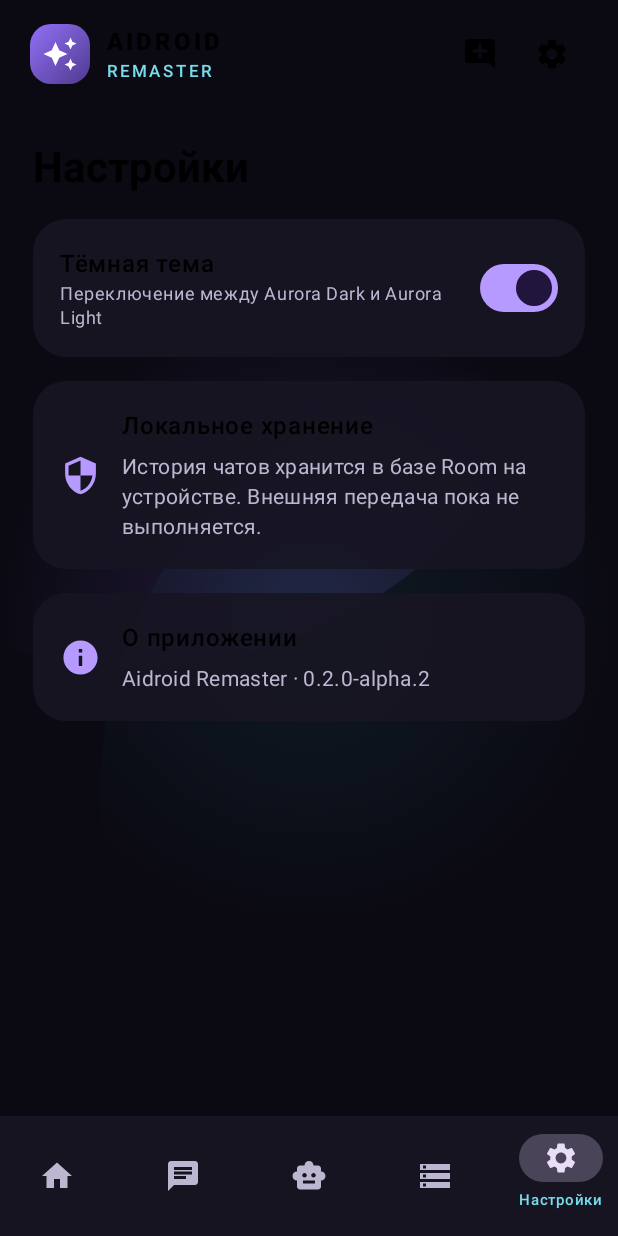
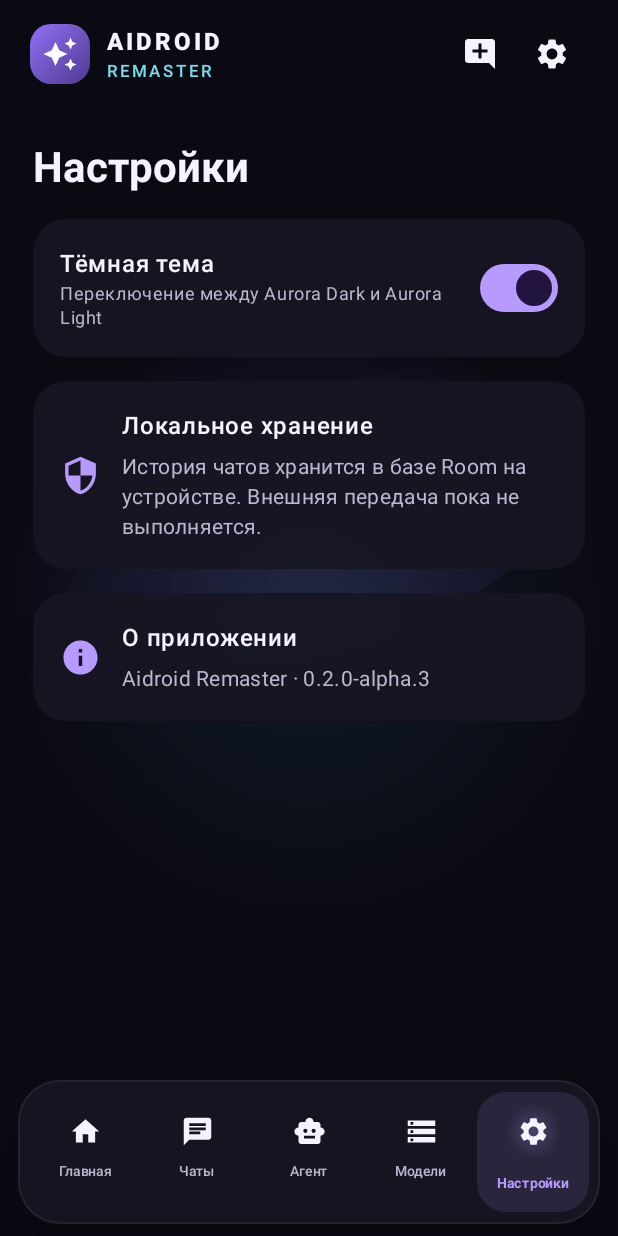
Before and after one commit to nikolenkonotc-oss/AidroidRemaster, an Android app built with Jetpack Compose: the screen it shows after launch (MainActivity), after a tap on "Настройки", on a phone screen of 412 x 824 dp. Run offline under Robolectric (Android 15) with nearby library versions, the phone set to English and light mode, and no system bars; our stand-ins replace Room's generated code; 3 statements that could not run were skipped; 2 other taps on this screen came first.

Commit message:
feat: refresh aurora themes and animated navigation

```diff
--- a/app/build.gradle.kts
+++ b/app/build.gradle.kts
@@ -14,8 +14,8 @@ android {
         applicationId = "app.aidroid.remaster"
         minSdk = 31
         targetSdk = 36
-        versionCode = 2
-        versionName = "0.2.0-alpha.2"
+        versionCode = 3
+        versionName = "0.2.0-alpha.3"
 
         testInstrumentationRunner = "androidx.test.runner.AndroidJUnitRunner"
         vectorDrawables.useSupportLibrary = true
--- a/app/src/main/java/app/aidroid/remaster/MainActivity.kt
+++ b/app/src/main/java/app/aidroid/remaster/MainActivity.kt
@@ -14,6 +14,8 @@ import androidx.compose.animation.core.FastOutSlowInEasing
 import androidx.compose.animation.core.RepeatMode
 import androidx.compose.animation.core.animateDpAsState
 import androidx.compose.animation.core.animateFloat
+import androidx.compose.animation.core.animateFloatAsState
+import androidx.compose.animation.core.animateColorAsState
 import androidx.compose.animation.core.infiniteRepeatable
 import androidx.compose.animation.core.rememberInfiniteTransition
 import androidx.compose.animation.core.tween
@@ -21,6 +23,10 @@ import androidx.compose.foundation.Canvas
 import androidx.compose.foundation.background
 import androidx.compose.foundation.border
 import androidx.compose.foundation.clickable
+import androidx.compose.foundation.hoverable
+import androidx.compose.foundation.interaction.MutableInteractionSource
+import androidx.compose.foundation.interaction.collectIsHoveredAsState
+import androidx.compose.foundation.interaction.collectIsPressedAsState
 import androidx.compose.foundation.layout.*
 import androidx.compose.foundation.lazy.LazyColumn
 import androidx.compose.foundation.lazy.items
@@ -36,6 +42,7 @@ import androidx.compose.runtime.saveable.rememberSaveable
 import androidx.compose.ui.Alignment
 import androidx.compose.ui.Modifier
 import androidx.compose.ui.draw.clip
+import androidx.compose.ui.graphics.graphicsLayer
 import androidx.compose.ui.draw.shadow
 import androidx.compose.ui.geometry.Offset
 import androidx.compose.ui.geometry.Size
@@ -116,6 +123,7 @@ private fun AidroidApp(repository: ChatRepository) {
             AuroraBackdrop(darkTheme)
             Scaffold(
                 containerColor = Color.Transparent,
+                contentColor = MaterialTheme.colorScheme.onBackground,
                 topBar = {
                     AidroidTopBar(
                         onSettings = { selectedScreen = Screen.SETTINGS },
@@ -126,24 +134,7 @@ private fun AidroidApp(repository: ChatRepository) {
                     )
                 },
                 bottomBar = {
-                    NavigationBar(
-                        containerColor = MaterialTheme.colorScheme.surface.copy(alpha = 0.94f),
-                        tonalElevation = 0.dp
-                    ) {
-                        val icons = listOf(
-                            Icons.Filled.Home, Icons.Filled.Chat,
-                            Icons.Filled.SmartToy, Icons.Filled.Storage, Icons.Filled.Settings
-                        )
-                        Screen.values().forEachIndexed { index, screen ->
-                            NavigationBarItem(
-                                selected = selectedScreen == screen,
-                                onClick = { selectedScreen = screen },
-                                icon = { Icon(icons[index], contentDescription = screen.label) },
-                                label = { Text(screen.label, fontSize = 10.sp) },
-                                alwaysShowLabel = false
-                            )
-                        }
-                    }
+                    AidroidBottomBar(selectedScreen = selectedScreen, onSelect = { selectedScreen = it })
                 }
             ) { padding ->
                 Box(Modifier.fillMaxSize().padding(padding)) {
@@ -225,13 +216,13 @@ private fun AidroidTopBar(onSettings: () -> Unit, onNewChat: () -> Unit) {
             ) { Icon(Icons.Filled.AutoAwesome, null, tint = Color.White) }
             Spacer(Modifier.width(11.dp))
             Column {
-                Text("AIDROID", fontWeight = FontWeight.Black, letterSpacing = 2.sp)
+                Text("AIDROID", color = MaterialTheme.colorScheme.onBackground, fontWeight = FontWeight.Black, letterSpacing = 2.sp)
                 Text("REMASTER", color = MaterialTheme.colorScheme.secondary, style = MaterialTheme.typography.labelSmall, letterSpacing = 2.sp)
             }
         }
         Row(verticalAlignment = Alignment.CenterVertically) {
-            IconButton(onClick = onNewChat) { Icon(Icons.Filled.AddComment, "Новый чат") }
-            IconButton(onClick = onSettings) { Icon(Icons.Filled.Settings, "Настройки") }
+            IconButton(onClick = onNewChat) { Icon(Icons.Filled.AddComment, "Новый чат", tint = MaterialTheme.colorScheme.onBackground) }
+            IconButton(onClick = onSettings) { Icon(Icons.Filled.Settings, "Настройки", tint = MaterialTheme.colorScheme.onBackground) }
         }
     }
 }
@@ -251,20 +242,30 @@ private fun HomeScreen(onOpenChats: () -> Unit, onOpenModels: () -> Unit) {
             }
         }
         item {
+            val dark = MaterialTheme.colorScheme.background.red < 0.2f
+            val heroText = if (dark) Color(0xFFF9F6FF) else Color(0xFF241A38)
+            val heroMuted = if (dark) Color(0xFFD8D0E8) else Color(0xFF625873)
+            val heroAccent = if (dark) Cyan else Color(0xFF3B8290)
+            val heroBrush = if (dark) {
+                Brush.linearGradient(listOf(Color(0xFF33234F), Color(0xFF171D31), Color(0xFF12313A)))
+            } else {
+                Brush.linearGradient(listOf(Color(0xFFFFFFFF), Color(0xFFF0E9FF), Color(0xFFE6F5F6)))
+            }
+            val heroBorder = if (dark) Color.White.copy(alpha = 0.18f) else Color(0xFF8F73D6).copy(alpha = 0.22f)
             Surface(
                 shape = RoundedCornerShape(28.dp),
                 color = Color.Transparent,
-                modifier = Modifier.fillMaxWidth().border(1.dp, Color.White.copy(alpha = 0.13f), RoundedCornerShape(28.dp))
+                modifier = Modifier.fillMaxWidth().border(1.dp, heroBorder, RoundedCornerShape(28.dp))
             ) {
-                Box(Modifier.background(Brush.linearGradient(listOf(Color(0xFF33234F), Color(0xFF171D31), Color(0xFF12313A)))).padding(22.dp)) {
+                Box(Modifier.background(heroBrush).padding(22.dp)) {
                     Column(verticalArrangement = Arrangement.spacedBy(14.dp)) {
                         Row(verticalAlignment = Alignment.CenterVertically) {
-                            Box(Modifier.size(8.dp).background(Cyan, CircleShape))
+                            Box(Modifier.size(8.dp).background(heroAccent, CircleShape))
                             Spacer(Modifier.width(8.dp))
-                            Text("СИСТЕМА ГОТОВА", color = Cyan, style = MaterialTheme.typography.labelMedium, letterSpacing = 1.5.sp)
+                            Text("СИСТЕМА ГОТОВА", color = heroAccent, style = MaterialTheme.typography.labelMedium, letterSpacing = 1.5.sp)
                         }
-                        Text("Продолжим\nразговор?", color = Color.White, style = MaterialTheme.typography.headlineMedium, fontWeight = FontWeight.Bold)
-                        Text("Твои диалоги теперь сохраняются локально.", color = Color.White.copy(alpha = 0.78f))
+                        Text("Продолжим\\nразговор?", color = heroText, style = MaterialTheme.typography.headlineMedium, fontWeight = FontWeight.Bold)
+                        Text("Твои диалоги теперь сохраняются локально.", color = heroMuted)
                         GlowButton("Открыть чаты", onOpenChats)
                     }
                 }
@@ -284,16 +285,26 @@ private fun HomeScreen(onOpenChats: () -> Unit, onOpenModels: () -> Unit) {
 
 @Composable
 private fun GlowButton(text: String, onClick: () -> Unit) {
-    val infinite = rememberInfiniteTransition(label = "button-glow")
-    val pulse by infinite.animateFloat(
-        initialValue = 8f, targetValue = 16f,
-        animationSpec = infiniteRepeatable(tween(1100), RepeatMode.Reverse),
-        label = "glow"
+    val interaction = remember { MutableInteractionSource() }
+    val pressed by interaction.collectIsPressedAsState()
+    val hovered by interaction.collectIsHoveredAsState()
+    val glow by animateFloatAsState(
+        targetValue = when { pressed -> 22f; hovered -> 20f; else -> 7f },
+        animationSpec = tween(220, easing = FastOutSlowInEasing),
+        label = "button-glow"
+    )
+    val scale by animateFloatAsState(
+        targetValue = if (pressed) 0.97f else if (hovered) 1.025f else 1f,
+        animationSpec = tween(180),
+        label = "button-scale"
     )
     Button(
         onClick = onClick,
-        modifier = Modifier.shadow(pulse.dp, RoundedCornerShape(18.dp), clip = false)
-            .border(1.dp, VioletBright.copy(alpha = 0.45f), RoundedCornerShape(18.dp)),
+        interactionSource = interaction,
+        modifier = Modifier
+            .graphicsLayer { scaleX = scale; scaleY = scale }
+            .shadow(glow.dp, RoundedCornerShape(18.dp), clip = false)
+            .border(1.dp, VioletBright.copy(alpha = if (pressed || hovered) 0.9f else 0.42f), RoundedCornerShape(18.dp)),
         shape = RoundedCornerShape(18.dp),
         colors = ButtonDefaults.buttonColors(containerColor = Violet, contentColor = Color.White),
         contentPadding = PaddingValues(horizontal = 22.dp, vertical = 14.dp)
@@ -306,12 +317,70 @@ private fun QuickCard(modifier: Modifier, icon: androidx.compose.ui.graphics.vec
         modifier = modifier,
         onClick = onClick,
         shape = RoundedCornerShape(22.dp),
-        colors = CardDefaults.cardColors(containerColor = MaterialTheme.colorScheme.surface.copy(alpha = 0.88f))
+        colors = CardDefaults.cardColors(containerColor = MaterialTheme.colorScheme.surface.copy(alpha = 0.88f), contentColor = MaterialTheme.colorScheme.onSurface)
     ) {
         Column(Modifier.padding(16.dp), verticalArrangement = Arrangement.spacedBy(10.dp)) {
             Icon(icon, null, tint = MaterialTheme.colorScheme.primary)
             Text(title, fontWeight = FontWeight.SemiBold)
             Text(subtitle, color = MaterialTheme.colorScheme.onSurfaceVariant, style = MaterialTheme.typography.bodySmall)
+        }
+    }
+}
+
+@Composable
+private fun AidroidBottomBar(selectedScreen: Screen, onSelect: (Screen) -> Unit) {
+    val icons = listOf(Icons.Filled.Home, Icons.Filled.Chat, Icons.Filled.SmartToy, Icons.Filled.Storage, Icons.Filled.Settings)
+    Surface(
+        modifier = Modifier.fillMaxWidth().padding(horizontal = 12.dp).navigationBarsPadding()
+            .padding(bottom = 8.dp).shadow(18.dp, RoundedCornerShape(28.dp), clip = false)
+            .border(1.dp, MaterialTheme.colorScheme.outline.copy(alpha = 0.12f), RoundedCornerShape(28.dp)),
+        shape = RoundedCornerShape(28.dp),
+        color = MaterialTheme.colorScheme.surface.copy(alpha = 0.96f),
+        tonalElevation = 0.dp
+    ) {
+        Row(Modifier.fillMaxWidth().padding(horizontal = 7.dp, vertical = 8.dp), verticalAlignment = Alignment.CenterVertically) {
+            Screen.values().forEachIndexed { index, screen ->
+                val selected = selectedScreen == screen
+                val interaction = remember { MutableInteractionSource() }
+                val pressed by interaction.collectIsPressedAsState()
+                val hovered by interaction.collectIsHoveredAsState()
+                val active = selected || pressed || hovered
+                val scale by animateFloatAsState(
+                    targetValue = if (pressed) 0.91f else if (hovered) 1.06f else 1f,
+                    animationSpec = tween(180), label = "nav-scale-${screen.name}"
+                )
+                val iconTint by animateColorAsState(
+                    targetValue = if (selected) MaterialTheme.colorScheme.primary else MaterialTheme.colorScheme.onSurfaceVariant,
+                    animationSpec = tween(180), label = "nav-icon-${screen.name}"
+                )
+                Column(
+                    Modifier.weight(1f).clip(RoundedCornerShape(19.dp)).hoverable(interaction)
+                        .clickable(interactionSource = interaction, indication = null) { onSelect(screen) }
+                        .graphicsLayer { scaleX = scale; scaleY = scale }
+                        .background(if (selected) MaterialTheme.colorScheme.primary.copy(alpha = 0.12f) else Color.Transparent, RoundedCornerShape(19.dp))
+                        .padding(vertical = 7.dp),
+                    horizontalAlignment = Alignment.CenterHorizontally,
+                    verticalArrangement = Arrangement.spacedBy(3.dp)
+                ) {
+                    Box(contentAlignment = Alignment.Center) {
+                        if (active) {
+                            Box(Modifier.size(38.dp).background(
+                                Brush.radialGradient(listOf(MaterialTheme.colorScheme.primary.copy(alpha = if (selected) 0.25f else 0.18f), Color.Transparent)),
+                                CircleShape
+                            ))
+                        }
+                        Icon(icons[index], contentDescription = screen.label, tint = iconTint, modifier = Modifier.size(22.dp))
+                    }
+                    Text(
+                        screen.label,
+                        color = if (selected) MaterialTheme.colorScheme.primary else MaterialTheme.colorScheme.onSurfaceVariant,
+                        fontSize = 9.sp,
+                        fontWeight = if (selected) FontWeight.Bold else FontWeight.Medium,
+                        maxLines = 1,
+                        softWrap = false
+                    )
+                }
+            }
         }
     }
 }
@@ -381,7 +450,7 @@ private fun ChatListScreen(
     Column(Modifier.fillMaxSize().padding(horizontal = 18.dp)) {
         Row(Modifier.fillMaxWidth(), verticalAlignment = Alignment.CenterVertically, horizontalArrangement = Arrangement.SpaceBetween) {
             Column {
-                Text(if (archived) "Архив" else "Мои чаты", style = MaterialTheme.typography.headlineMedium, fontWeight = FontWeight.Bold)
+                Text(if (archived) "Архив" else "Мои чаты", color = MaterialTheme.colorScheme.onBackground, style = MaterialTheme.typography.headlineMedium, fontWeight = FontWeight.Bold)
                 Text("${filtered.size} диалогов", color = MaterialTheme.colorScheme.onSurfaceVariant, style = MaterialTheme.typography.bodySmall)
             }
             GlowButton("Новый чат", onCreate)
@@ -453,7 +522,7 @@ private fun ChatListItem(
     Card(
         modifier = Modifier.fillMaxWidth().clickable(onClick = onOpen),
         shape = RoundedCornerShape(20.dp),
-        colors = CardDefaults.cardColors(containerColor = MaterialTheme.colorScheme.surface.copy(alpha = 0.92f))
+        colors = CardDefaults.cardColors(containerColor = MaterialTheme.colorScheme.surface.copy(alpha = 0.92f), contentColor = MaterialTheme.colorScheme.onSurface)
     ) {
         Row(Modifier.fillMaxWidth().padding(start = 16.dp, end = 6.dp, top = 13.dp, bottom = 13.dp), verticalAlignment = Alignment.CenterVertically) {
             Box(Modifier.size(42.dp).clip(RoundedCornerShape(14.dp)).background(MaterialTheme.colorScheme.primaryContainer), contentAlignment = Alignment.Center) {
@@ -572,7 +641,7 @@ private fun GlowSendButton(enabled: Boolean, onClick: () -> Unit) {
 @Composable
 private fun PlaceholderScreen(title: String, description: String, icon: androidx.compose.ui.graphics.vector.ImageVector) {
     Column(Modifier.fillMaxSize().padding(24.dp), verticalArrangement = Arrangement.spacedBy(16.dp)) {
-        Text(title, style = MaterialTheme.typography.headlineMedium, fontWeight = FontWeight.Bold)
+        Text(title, color = MaterialTheme.colorScheme.onBackground, style = MaterialTheme.typography.headlineMedium, fontWeight = FontWeight.Bold)
         InfoCard(icon, title, description)
     }
 }
@@ -580,8 +649,8 @@ private fun PlaceholderScreen(title: String, description: String, icon: androidx
 @Composable
 private fun SettingsScreen(darkTheme: Boolean, onThemeChange: (Boolean) -> Unit) {
     Column(Modifier.fillMaxSize().padding(22.dp), verticalArrangement = Arrangement.spacedBy(16.dp)) {
-        Text("Настройки", style = MaterialTheme.typography.headlineMedium, fontWeight = FontWeight.Bold)
-        Card(shape = RoundedCornerShape(22.dp), colors = CardDefaults.cardColors(containerColor = MaterialTheme.colorScheme.surface.copy(alpha = 0.92f))) {
+        Text("Настройки", color = MaterialTheme.colorScheme.onBackground, style = MaterialTheme.typography.headlineMedium, fontWeight = FontWeight.Bold)
+        Card(shape = RoundedCornerShape(22.dp), colors = CardDefaults.cardColors(containerColor = MaterialTheme.colorScheme.surface.copy(alpha = 0.92f), contentColor = MaterialTheme.colorScheme.onSurface)) {
             Row(Modifier.fillMaxWidth().padding(18.dp), verticalAlignment = Alignment.CenterVertically, horizontalArrangement = Arrangement.SpaceBetween) {
                 Column(Modifier.weight(1f)) {
                     Text("Тёмная тема", fontWeight = FontWeight.SemiBold)
@@ -591,13 +660,13 @@ private fun SettingsScreen(darkTheme: Boolean, onThemeChange: (Boolean) -> Unit)
             }
         }
         InfoCard(Icons.Filled.Security, "Локальное хранение", "История чатов хранится в базе Room на устройстве. Внешняя передача пока не выполняется.")
-        InfoCard(Icons.Filled.Info, "О приложении", "Aidroid Remaster · 0.2.0-alpha.2")
+        InfoCard(Icons.Filled.Info, "О приложении", "Aidroid Remaster · 0.2.0-alpha.3")
     }
 }
 
 @Composable
 private fun InfoCard(icon: androidx.compose.ui.graphics.vector.ImageVector, title: String, description: String) {
-    Card(shape = RoundedCornerShape(22.dp), colors = CardDefaults.cardColors(containerColor = MaterialTheme.colorScheme.surface.copy(alpha = 0.92f))) {
+    Card(shape = RoundedCornerShape(22.dp), colors = CardDefaults.cardColors(containerColor = MaterialTheme.colorScheme.surface.copy(alpha = 0.92f), contentColor = MaterialTheme.colorScheme.onSurface)) {
         Row(Modifier.fillMaxWidth().padding(18.dp), horizontalArrangement = Arrangement.spacedBy(14.dp), verticalAlignment = Alignment.CenterVertically) {
             Icon(icon, null, tint = MaterialTheme.colorScheme.primary, modifier = Modifier.size(27.dp))
             Column(verticalArrangement = Arrangement.spacedBy(5.dp)) {
```
Also changed, not shown: 2 other files.
